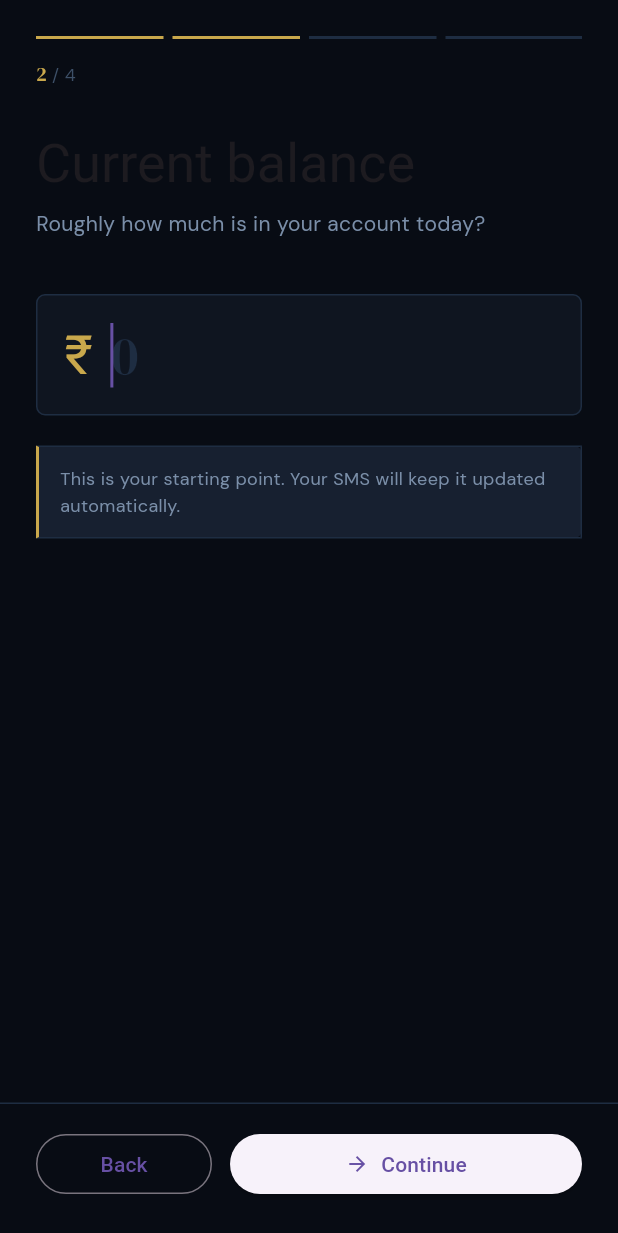
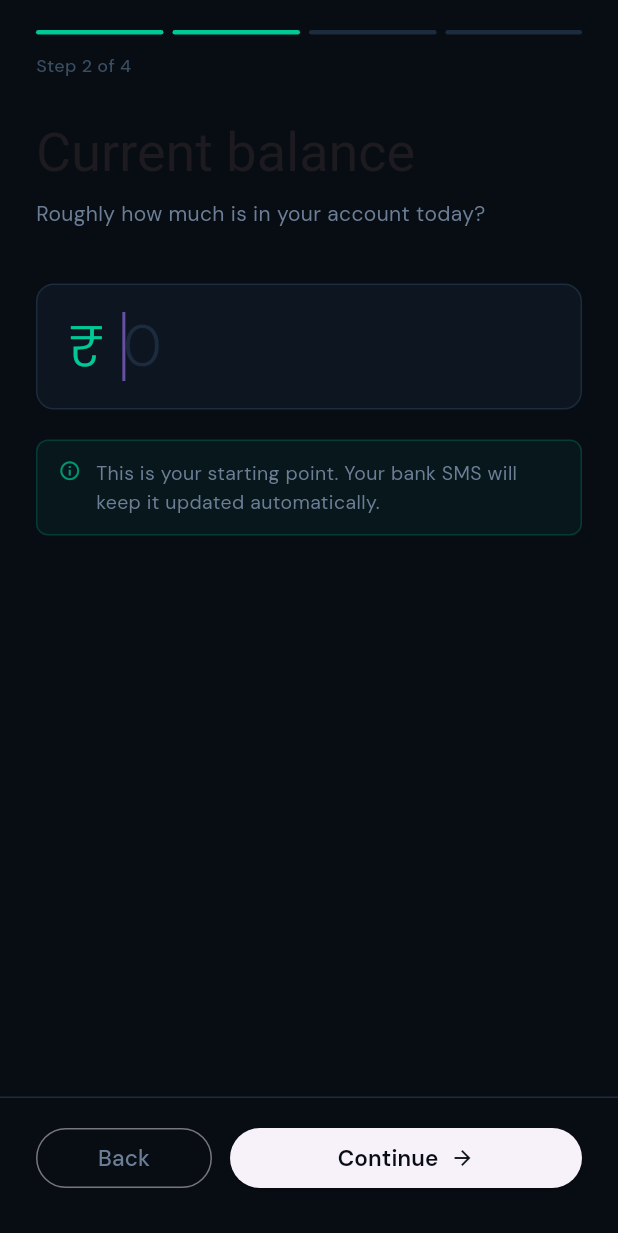
Before and after one commit to AryanKanungo/CoachMint, a Flutter app: the OnboardingScreen screen opened by its route, after a tap on "Continue", on a phone screen of 412 x 824 dp. Shown: the top 1233 px of the screen. Run offline on Flutter 3.47's test engine with Material 3 defaults, Android fonts, the phone set to English and light mode, and no system bars; our stand-ins replace cloud_firestore, firebase_auth, firebase_core, flutter_dotenv, get, go_router and 3 more; missing offline and left inert: telephony; accounts and stored records are empty.

Commit message:
onboarding sorted

```diff
--- a/app/lib/screens/onboarding/onboarding_screen.dart
+++ b/app/lib/screens/onboarding/onboarding_screen.dart
@@ -11,7 +11,6 @@
 
 class OnboardingScreen extends StatelessWidget {
   OnboardingScreen({super.key});
-
   final OnboardingController controller = Get.put(OnboardingController());
 
   @override
@@ -22,42 +21,42 @@
         child: Column(
           children: [
 
-              // ── Progress bar — thin lines, no rounding ──────────────
+            // ── Progress bar ─────────────────────────────────────
             Padding(
-                padding: const EdgeInsets.fromLTRB(24, 24, 24, 0),
+              padding: const EdgeInsets.fromLTRB(24, 20, 24, 0),
               child: Obx(() => Row(
                 children: List.generate(4, (i) {
-                    final isActive = i <= controller.currentPage.value;
+                  final done = i < controller.currentPage.value;
+                  final active = i == controller.currentPage.value;
                   return Expanded(
                     child: AnimatedContainer(
-                        duration: const Duration(milliseconds: 250),
-                        height: 2,
+                      duration: const Duration(milliseconds: 300),
+                      height: 3,
                       margin: EdgeInsets.only(right: i < 3 ? 6 : 0),
-                        color: isActive ? AppTheme.brand : AppTheme.border,
+                      decoration: BoxDecoration(
+                        color: done || active
+                            ? AppTheme.brand
+                            : AppTheme.border,
+                        borderRadius: BorderRadius.circular(2),
+                      ),
                     ),
                   );
                 }),
               )),
             ),
 
-              // ── Step counter ────────────────────────────────────────
+            // ── Step label ───────────────────────────────────────
             Obx(() => Padding(
-                padding: const EdgeInsets.fromLTRB(24, 14, 24, 0),
+              padding: const EdgeInsets.fromLTRB(24, 12, 24, 0),
               child: Row(
                 children: [
                   Text(
-                      '${controller.currentPage.value + 1}',
-                      style: GoogleFonts.dmSerifDisplay(
-                        fontSize: 13,
-                        color: AppTheme.brand,
-                      ),
-                    ),
-                    Text(
-                      ' / 4',
+                    'Step ${controller.currentPage.value + 1} of 4',
                     style: GoogleFonts.dmSans(
                       fontSize: 12,
+                      fontWeight: FontWeight.w500,
                       color: AppTheme.textMuted,
-                        fontWeight: FontWeight.w400,
+                      letterSpacing: 0.2,
                     ),
                   ),
                 ],
@@ -77,62 +76,80 @@
               ),
             ),
 
-              // ── Bottom navigation ───────────────────────────────────
+            // ── Bottom nav ───────────────────────────────────────
             Container(
-                padding: const EdgeInsets.fromLTRB(24, 16, 24, 24),
+              padding: const EdgeInsets.fromLTRB(24, 16, 24, 28),
               decoration: const BoxDecoration(
                 color: AppTheme.surface,
-                  border: Border(
-                    top: BorderSide(color: AppTheme.border, width: 1),
-                  ),
+                border: Border(top: BorderSide(color: AppTheme.border)),
               ),
               child: Obx(() => Row(
                 children: [
                   if (controller.currentPage.value > 0) ...[
                     Expanded(
-                        child: CMButton(
-                          label: 'Back',
+                      child: OutlinedButton(
                         onPressed: controller.back,
-                          outline: true,
+                        child: Text(
+                          'Back',
+                          style: GoogleFonts.dmSans(
+                            fontWeight: FontWeight.w500,
+                            fontSize: 15,
+                            color: AppTheme.textSecondary,
+                          ),
+                        ),
                       ),
                     ),
                     const SizedBox(width: 12),
                   ],
                   Expanded(
                     flex: 2,
-                      child: CMButton(
-                        label: controller.currentPage.value == 3
-                            ? 'Save & Continue'
-                            : 'Continue',
-                        loading: controller.isSaving.value,
-                        icon: controller.currentPage.value == 3
-                            ? Icons.check
-                            : Icons.arrow_forward,
-                          onPressed: () async {
+                    child: Obx(() => ElevatedButton(
+                      onPressed: controller.isSaving.value
+                          ? null
+                          : () async {
                         FocusScope.of(context).unfocus();
                         if (controller.currentPage.value < 3) {
                           controller.next();
                         } else {
-                              // Try to save
                           final success = await controller.saveOnboarding();
-
-                              // If successful, show popup instead of navigating!
                           if (success && context.mounted) {
-                                Get.snackbar(
-                                  'Success!',
-                                  'Onboarding profile & bill successfully saved to database.',
-                                  snackPosition: SnackPosition.TOP,
-                                  backgroundColor: Colors.green.shade600,
-                                  colorText: Colors.white,
-                                  duration: const Duration(seconds: 4),
-                                  icon: const Icon(Icons.check_circle, color: Colors.white),
-                                );
-
-                                // context.go('/dashboard'); // <-- Commented out for testing
+                            context.go('/dashboard');
                           }
                         }
                       },
+                      child: controller.isSaving.value
+                          ? const SizedBox(
+                        height: 18,
+                        width: 18,
+                        child: CircularProgressIndicator(
+                          strokeWidth: 2,
+                          color: Color(0xFF080D14),
                         ),
+                      )
+                          : Row(
+                        mainAxisAlignment: MainAxisAlignment.center,
+                        children: [
+                          Text(
+                            controller.currentPage.value == 3
+                                ? 'Save & Continue'
+                                : 'Continue',
+                            style: GoogleFonts.dmSans(
+                              fontWeight: FontWeight.w600,
+                              fontSize: 15,
+                              color: const Color(0xFF080D14),
+                            ),
+                          ),
+                          const SizedBox(width: 8),
+                          Icon(
+                            controller.currentPage.value == 3
+                                ? Icons.check
+                                : Icons.arrow_forward,
+                            size: 16,
+                            color: const Color(0xFF080D14),
+                          ),
+                        ],
+                      ),
+                    )),
                   ),
                 ],
               )),
@@ -157,13 +174,11 @@
       child: Column(
         crossAxisAlignment: CrossAxisAlignment.start,
         children: [
-            Text(
-              'How do you earn?',
-              style: Theme.of(context).textTheme.displaySmall,
-            ),
+          Text('How do you earn?',
+              style: Theme.of(context).textTheme.displaySmall),
           const SizedBox(height: 8),
           Text(
-              'This personalises your dashboard and risk calculations.',
+            'We use this to personalise your dashboard and goals.',
             style: GoogleFonts.dmSans(
               fontSize: 14,
               color: AppTheme.textSecondary,
@@ -171,12 +186,10 @@
             ),
           ),
           const SizedBox(height: 32),
-
           ...List.generate(AppConstants.incomeTypes.length, (i) {
             return Obx(() {
               final isSelected =
                   controller.incomeType.value == AppConstants.incomeTypes[i];
-
               return Padding(
                 padding: const EdgeInsets.only(bottom: 10),
                 child: GestureDetector(
@@ -188,46 +201,25 @@
                         horizontal: 16, vertical: 14),
                     decoration: BoxDecoration(
                       color: isSelected
-                            ? AppTheme.brand.withOpacity(0.04)
+                          ? AppTheme.brand.withOpacity(0.06)
                           : AppTheme.surfaceCard,
-                        borderRadius: BorderRadius.circular(6),
-                        border: Border(
-                          top: BorderSide(
+                      borderRadius: BorderRadius.circular(12),
+                      border: Border.all(
                         color: isSelected
-                                  ? AppTheme.brand.withOpacity(0.4)
-                                  : AppTheme.border),
-                          right: BorderSide(
-                              color: isSelected
-                                  ? AppTheme.brand.withOpacity(0.4)
-                                  : AppTheme.border),
-                          bottom: BorderSide(
-                              color: isSelected
-                                  ? AppTheme.brand.withOpacity(0.4)
-                                  : AppTheme.border),
-                          // Gold left accent when selected
-                          left: BorderSide(
-                            color: isSelected
-                                ? AppTheme.brand
+                            ? AppTheme.brand.withOpacity(0.6)
                             : AppTheme.border,
-                            width: isSelected ? 2 : 1,
-                          ),
+                        width: isSelected ? 1.5 : 1,
                       ),
                     ),
                     child: Row(
                       children: [
-                          // Icon container — square, not circle
                         Container(
                           padding: const EdgeInsets.all(10),
                           decoration: BoxDecoration(
                             color: isSelected
-                                  ? AppTheme.brand.withOpacity(0.10)
+                                ? AppTheme.brand.withOpacity(0.12)
                                 : AppTheme.surfaceElevated,
-                              borderRadius: BorderRadius.circular(4),
-                              border: Border.all(
-                                color: isSelected
-                                    ? AppTheme.brand.withOpacity(0.3)
-                                    : AppTheme.border,
-                              ),
+                            borderRadius: BorderRadius.circular(8),
                           ),
                           child: Icon(
                             AppConstants.incomeIcons[i],
@@ -251,12 +243,16 @@
                           ),
                         ),
                         const Spacer(),
-                          // Check — line only, no filled circle
                         if (isSelected)
-                            Icon(
-                              Icons.check,
+                          Container(
+                            width: 20,
+                            height: 20,
+                            decoration: BoxDecoration(
                               color: AppTheme.brand,
-                              size: 18,
+                              shape: BoxShape.circle,
+                            ),
+                            child: const Icon(Icons.check,
+                                color: Color(0xFF080D14), size: 13),
                           ),
                       ],
                     ),
@@ -284,10 +280,8 @@
       child: Column(
         crossAxisAlignment: CrossAxisAlignment.start,
         children: [
-            Text(
-              'Current balance',
-              style: Theme.of(context).textTheme.displaySmall,
-            ),
+          Text('Current balance',
+              style: Theme.of(context).textTheme.displaySmall),
           const SizedBox(height: 8),
           Text(
             'Roughly how much is in your account today?',
@@ -298,13 +292,12 @@
             ),
           ),
           const SizedBox(height: 36),
-
-            // Amount input — borderless inside a card
+          // Big ₹ input inside a card container
           Container(
-              padding: const EdgeInsets.symmetric(horizontal: 18, vertical: 4),
+            padding: const EdgeInsets.symmetric(horizontal: 20, vertical: 4),
             decoration: BoxDecoration(
               color: AppTheme.surfaceCard,
-                borderRadius: BorderRadius.circular(6),
+              borderRadius: BorderRadius.circular(12),
               border: Border.all(color: AppTheme.border),
             ),
             child: Row(
@@ -312,8 +305,9 @@
               children: [
                 Text(
                   '₹',
-                    style: GoogleFonts.dmSerifDisplay(
-                      fontSize: 36,
+                  style: GoogleFonts.dmSans(
+                    fontSize: 38,
+                    fontWeight: FontWeight.w300,
                     color: AppTheme.brand,
                     height: 1.2,
                   ),
@@ -328,54 +322,61 @@
                       FilteringTextInputFormatter.allow(
                           RegExp(r'^\d+\.?\d{0,2}'))
                     ],
-                      style: GoogleFonts.dmSerifDisplay(
-                        fontSize: 36,
+                    autofocus: true,
+                    style: GoogleFonts.dmSans(
+                      fontSize: 38,
+                      fontWeight: FontWeight.w600,
                       color: AppTheme.textPrimary,
                       height: 1.2,
                     ),
+                    // Override decoration inline — bypasses theme for this input
                     decoration: InputDecoration(
                       hintText: '0',
-                        hintStyle: GoogleFonts.dmSerifDisplay(
-                          fontSize: 36,
+                      hintStyle: GoogleFonts.dmSans(
+                        fontSize: 38,
+                        fontWeight: FontWeight.w300,
                         color: AppTheme.border,
                         height: 1.2,
                       ),
                       border: InputBorder.none,
                       enabledBorder: InputBorder.none,
                       focusedBorder: InputBorder.none,
-                        contentPadding: const EdgeInsets.symmetric(vertical: 14),
+                      filled: false,
+                      contentPadding:
+                      const EdgeInsets.symmetric(vertical: 14),
                     ),
-                      autofocus: true,
                   ),
                 ),
               ],
             ),
           ),
           const SizedBox(height: 20),
-
-            // Info note — left border accent style
           Container(
-              padding: const EdgeInsets.symmetric(horizontal: 14, vertical: 12),
+            padding:
+            const EdgeInsets.symmetric(horizontal: 14, vertical: 12),
             decoration: BoxDecoration(
-                color: AppTheme.surfaceElevated,
-                borderRadius: const BorderRadius.only(
-                  topRight: Radius.circular(4),
-                  bottomRight: Radius.circular(4),
+              color: AppTheme.brand.withOpacity(0.05),
+              borderRadius: BorderRadius.circular(8),
+              border: Border.all(
+                  color: AppTheme.brand.withOpacity(0.2)),
             ),
-                border: Border(
-                  left: const BorderSide(color: AppTheme.brand, width: 2),
-                  top: BorderSide(color: AppTheme.border),
-                  right: BorderSide(color: AppTheme.border),
-                  bottom: BorderSide(color: AppTheme.border),
-                ),
-              ),
+            child: Row(
+              crossAxisAlignment: CrossAxisAlignment.start,
+              children: [
+                Icon(Icons.info_outline,
+                    size: 15, color: AppTheme.brand.withOpacity(0.7)),
+                const SizedBox(width: 10),
+                Expanded(
                   child: Text(
-                'This is your starting point. Your SMS will keep it updated automatically.',
+                    'This is your starting point. Your bank SMS will keep it updated automatically.',
                     style: GoogleFonts.dmSans(
-                  fontSize: 12,
+                      fontSize: 13,
                       color: AppTheme.textSecondary,
                       height: 1.5,
                     ),
+                  ),
+                ),
+              ],
             ),
           ),
         ],
@@ -397,13 +398,11 @@
       child: Column(
         crossAxisAlignment: CrossAxisAlignment.start,
         children: [
-            Text(
-              'Next income',
-              style: Theme.of(context).textTheme.displaySmall,
-            ),
+          Text('Next income',
+              style: Theme.of(context).textTheme.displaySmall),
           const SizedBox(height: 8),
           Text(
-              'When do you expect to receive money next?',
+            'When do you expect to get paid next?',
             style: GoogleFonts.dmSans(
               fontSize: 14,
               color: AppTheme.textSecondary,
@@ -422,9 +421,14 @@
               fontWeight: FontWeight.w500,
               color: AppTheme.textPrimary,
             ),
-              decoration: const InputDecoration(
+            decoration: InputDecoration(
               hintText: '15,000',
               prefixText: '₹  ',
+              prefixStyle: GoogleFonts.dmSans(
+                color: AppTheme.brand,
+                fontSize: 18,
+                fontWeight: FontWeight.w500,
+              ),
             ),
           ),
           const SizedBox(height: 24),
@@ -443,7 +447,7 @@
                   data: Theme.of(ctx).copyWith(
                     colorScheme: const ColorScheme.dark(
                       primary: AppTheme.brand,
-                        onPrimary: AppTheme.surface,
+                      onPrimary: Color(0xFF080D14),
                       surface: AppTheme.surfaceCard,
                       onSurface: AppTheme.textPrimary,
                     ),
@@ -457,13 +461,13 @@
               child: TextField(
                 controller: controller.incomeDateController,
                 style: GoogleFonts.dmSans(
-                    fontSize: 18,
+                  fontSize: 16,
                   fontWeight: FontWeight.w500,
                   color: AppTheme.textPrimary,
                 ),
-                  decoration: const InputDecoration(
+                decoration: InputDecoration(
                   hintText: 'Select a date',
-                    suffixIcon: Icon(
+                  suffixIcon: const Icon(
                     Icons.calendar_today_outlined,
                     color: AppTheme.textMuted,
                     size: 18,
@@ -478,7 +482,7 @@
   }
 }
 
-  // ── Step 4: First Bill ───────────────────────────────────────────────────────
+// ── Step 4: Bills ────────────────────────────────────────────────────────────
 
 class _Step4Bill extends StatelessWidget {
   final OnboardingController controller;
@@ -491,13 +495,11 @@
       child: Column(
         crossAxisAlignment: CrossAxisAlignment.start,
         children: [
-            Text(
-              'Any upcoming bills?',
-              style: Theme.of(context).textTheme.displaySmall,
-            ),
+          Text('Any upcoming bills?',
+              style: Theme.of(context).textTheme.displaySmall),
           const SizedBox(height: 8),
           Text(
-              'Add one now — or skip and add later. Bills let us warn you before they bounce.',
+            'Add one now — or skip and add later.\nBills let us warn you before they bounce.',
             style: GoogleFonts.dmSans(
               fontSize: 14,
               color: AppTheme.textSecondary,
@@ -531,9 +533,14 @@
               fontWeight: FontWeight.w500,
               color: AppTheme.textPrimary,
             ),
-              decoration: const InputDecoration(
+            decoration: InputDecoration(
               hintText: '0',
               prefixText: '₹  ',
+              prefixStyle: GoogleFonts.dmSans(
+                color: AppTheme.brand,
+                fontSize: 16,
+                fontWeight: FontWeight.w500,
+              ),
             ),
           ),
           const SizedBox(height: 24),
@@ -552,7 +559,7 @@
                   data: Theme.of(ctx).copyWith(
                     colorScheme: const ColorScheme.dark(
                       primary: AppTheme.brand,
-                        onPrimary: AppTheme.surface,
+                      onPrimary: Color(0xFF080D14),
                       surface: AppTheme.surfaceCard,
                       onSurface: AppTheme.textPrimary,
                     ),
@@ -587,7 +594,7 @@
   }
 }
 
-  // ── Small helper — ALL CAPS field label ─────────────────────────────────────
+// ── Field label helper ───────────────────────────────────────────────────────
 
 class _FieldLabel extends StatelessWidget {
   final String text;
--- a/app/lib/utils/routes.dart
+++ b/app/lib/utils/routes.dart
@@ -4,6 +4,7 @@ import 'package:supabase_flutter/supabase_flutter.dart';
 // Import your screens here
 import '../screens/auth/login_screen.dart';
 import '../screens/auth/register_screen.dart';
+import '../screens/dashboard/dashboard_screen.dart';
 import '../screens/onboarding/onboarding_screen.dart';
 
 
@@ -49,9 +50,7 @@ final GoRouter appRouter = GoRouter(
     ),
     GoRoute(
       path: '/dashboard',
-      builder: (context, state) => const Scaffold(
-        body: Center(child: Text('Dashboard Coming Soon...')),
-      ),
+      builder: (context, state) => DashboardScreen(),
     ),
   ],
 );
```
Also changed, not shown: app/lib/screens/dashboard/dashboard_screen.dart (added, +9 -0 lines), app/lib/utils/theme.dart (+89 -172 lines). Lines whose indentation alone changed are shown as unchanged.
